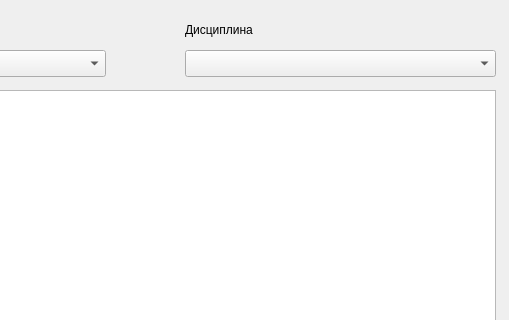
Qt form 6_semestr/PABD/lab5/Prog/l5_program/kaf_rasp.ui (OranGeNaL/labs) before a commit; both pictures show x 195 to 704 and y 0 to 320 of the 704 by 529 pixel window.
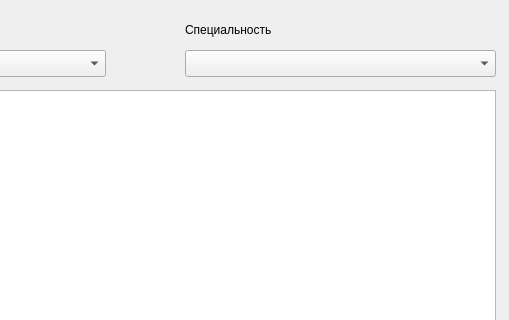
The same form after that commit.

The edit to the form file:
```diff
--- a/6_semestr/PABD/lab5/Prog/l5_program/kaf_rasp.ui
+++ b/6_semestr/PABD/lab5/Prog/l5_program/kaf_rasp.ui
@@ -87,12 +87,12 @@
     <rect>
      <x>380</x>
      <y>20</y>
-     <width>101</width>
+     <width>111</width>
      <height>19</height>
     </rect>
    </property>
    <property name="text">
-    <string>Дисциплина</string>
+    <string>Специальность</string>
    </property>
   </widget>
  </widget>
```
Left out of the diff: 2 changed lines with no effect on the pictures.
